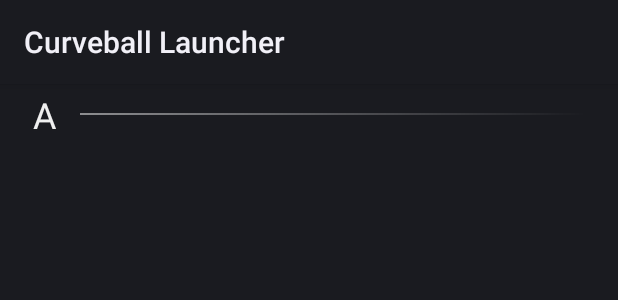
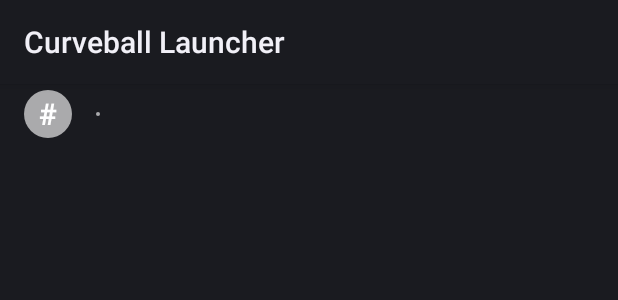
Before and after one commit to maclyn/curveball-launcher, an Android app: the layout letter_header_row.xml on its own in the app's theme, with its tools: preview values and no code run, on a phone screen of 412 x 824 dp. Shown: the top 300 px of the screen. Run offline under Robolectric (Android 15) with nearby library versions, the phone set to English and light mode, and no system bars.

Commit message:
Partially complete reworked header view

```diff
--- /dev/null
+++ b/app/src/main/java/com/inipage/homelylauncher/drawer/AppHeaderView.kt
@@ -0,0 +1,171 @@
+package com.inipage.homelylauncher.drawer
+
+import android.content.Context
+import android.graphics.*
+import android.graphics.drawable.Drawable
+import android.os.Build
+import android.text.TextPaint
+import android.util.AttributeSet
+import android.view.View
+import androidx.core.graphics.BlendModeCompat
+import androidx.core.graphics.setBlendMode
+import com.inipage.homelylauncher.R
+import java.util.*
+import kotlin.properties.Delegates
+
+/**
+ * Renders an app letter header (a circle with a letter inside, and some dots representing the
+ * count of apps below).
+ */
+class AppHeaderView : View {
+
+    private val XFERMODE_CLEAR = PorterDuffXfermode(PorterDuff.Mode.CLEAR)
+    private val TEXT_BOUNDS_TMP = Rect()
+
+    private var _circleColor: Int = Color.WHITE
+    private var _letterCircleRaidus: Int = 16
+    private var _appIconRadius: Int = 24
+    private var _dotCircleRadius: Int = 8
+    private var _headerChar: String = FastScrollable.NUMERIC.toString()
+    private var _headerCount: Int = 1
+
+    var circleColor: Int
+        get() = _circleColor
+        set(value) {
+            _circleColor = value
+            invalidate()
+        }
+
+    var letterCircleRadius: Int
+        get() = _letterCircleRaidus
+        set(value) {
+            _letterCircleRaidus = value
+            invalidate()
+        }
+
+    var appIconRadius: Int
+        get() = _appIconRadius
+        set(value) {
+            _appIconRadius = value
+            invalidate()
+        }
+
+    var dotCircleRadius: Int
+        get() = _dotCircleRadius
+        set(value) {
+            _dotCircleRadius = value
+            invalidate()
+        }
+
+    var headerChar: String
+        get() = _headerChar
+        set(value) {
+            _headerChar = value.uppercase(Locale.getDefault())
+            invalidate()
+        }
+
+    var headerCount: Int
+        get() = _headerCount
+        set(value) {
+            _headerCount = value
+            invalidate()
+        }
+
+    var horizontalPadding by Delegates.notNull<Int>()
+    lateinit var paint: Paint
+
+    constructor(context: Context) : super(context) {
+        init(null, 0)
+    }
+
+    constructor(context: Context, attrs: AttributeSet) : super(context, attrs) {
+        init(attrs, 0)
+    }
+
+    constructor(context: Context, attrs: AttributeSet, defStyle: Int) : super(
+        context,
+        attrs,
+        defStyle
+    ) {
+        init(attrs, defStyle)
+    }
+
+    private fun init(attrs: AttributeSet?, defStyle: Int) {
+        val a = context.obtainStyledAttributes(
+            attrs, R.styleable.AppHeaderView, defStyle, 0
+        )
+
+        _circleColor = a.getColor(
+            R.styleable.AppHeaderView_circleColor,
+            circleColor
+        )
+        // Use getDimensionPixelSize or getDimensionPixelOffset when dealing with
+        // values that should fall on pixel boundaries.
+        _dotCircleRadius = a.getDimensionPixelOffset(
+            R.styleable.AppHeaderView_dotCircleRadius,
+            dotCircleRadius
+        )
+
+        _letterCircleRaidus = a.getDimensionPixelOffset(
+            R.styleable.AppHeaderView_letterCircleRadius,
+            letterCircleRadius
+        )
+
+        _appIconRadius = a.getDimensionPixelOffset(
+            R.styleable.AppHeaderView_appIconRadius,
+            appIconRadius
+        )
+
+        a.recycle()
+
+        horizontalPadding = context.resources.getDimensionPixelOffset(R.dimen.app_row_horizontal_padding)
+
+        paint = Paint().apply {
+            isAntiAlias = true
+            color = circleColor
+            textAlign = Paint.Align.CENTER
+            textSize = (letterCircleRadius * 1.25).toFloat()
+            typeface = Typeface.DEFAULT_BOLD
+        }
+    }
+
+    override fun onMeasure(widthMeasureSpec: Int, heightMeasureSpec: Int) {
+        setMeasuredDimension(MeasureSpec.getSize(widthMeasureSpec), letterCircleRadius * 2)
+    }
+
+    override fun onDraw(canvas: Canvas) {
+        super.onDraw(canvas)
+        // Should be roughly -- [8dp][letter][8dp][dots...]
+        val bigCirclePadding = appIconRadius - letterCircleRadius
+        var horizontalOffset = horizontalPadding + bigCirclePadding
+
+        // Draw the big circle
+        canvas.drawCircle(
+            (horizontalOffset + letterCircleRadius).toFloat(),
+            letterCircleRadius.toFloat(),
+            letterCircleRadius.toFloat(),
+            paint)
+
+        // Draw the text
+        paint.getTextBounds(headerChar, 0, headerChar.length, TEXT_BOUNDS_TMP)
+        paint.color = Color.WHITE
+        canvas.drawText(
+            headerChar,
+            (horizontalOffset + letterCircleRadius).toFloat(),
+            height / 2F + TEXT_BOUNDS_TMP.height() / 2F - TEXT_BOUNDS_TMP.bottom,
+            paint)
+        paint.color = circleColor
+        horizontalOffset += bigCirclePadding
+
+        // Draw each dot centered
+        horizontalOffset += (letterCircleRadius * 2) + this.horizontalPadding
+        for (i in 0 until headerCount) {
+            canvas.drawCircle(
+                (horizontalOffset + dotCircleRadius).toFloat(),
+                (height / 2).toFloat(),
+                dotCircleRadius.toFloat(),
+                paint)
+            horizontalOffset += (dotCircleRadius * 2) + horizontalPadding
+        }
+    }
+}
--- a/app/src/main/res/layout/application_icon_row.xml
+++ b/app/src/main/res/layout/application_icon_row.xml
@@ -10,7 +10,7 @@
 
     <com.inipage.homelylauncher.drawer.BitmapView
         android:id="@+id/app_icon_image"
-        android:layout_marginStart="8dp"
+        android:layout_marginStart="@dimen/app_row_horizontal_padding"
         android:layout_width="48dp"
         android:layout_height="48dp" />
 
@@ -21,7 +21,7 @@
         android:ellipsize="end"
         android:gravity="center"
         android:maxLines="1"
-        android:layout_marginHorizontal="8dp"
+        android:layout_marginHorizontal="@dimen/app_row_horizontal_padding"
         android:text="@string/sample_text"
         android:textColor="@color/primary_text_color"
         android:textSize="16sp" />
--- a/app/src/main/res/layout/letter_header_row.xml
+++ b/app/src/main/res/layout/letter_header_row.xml
@@ -1,28 +1,18 @@
 <?xml version="1.0" encoding="utf-8"?>
-<LinearLayout
-    xmlns:android="http://schemas.android.com/apk/res/android"
+<LinearLayout xmlns:android="http://schemas.android.com/apk/res/android"
     android:layout_width="match_parent"
     android:layout_height="wrap_content"
+    xmlns:app="http://schemas.android.com/apk/res-auto"
     android:gravity="center_vertical"
     android:orientation="horizontal"
-    android:paddingHorizontal="22dp"
     android:paddingVertical="4dp">
 
-    <!-- TODO: Make this a cooler custom View, ala WP -->
-    <TextView
-        android:id="@+id/letter_header_text"
-        android:layout_width="wrap_content"
+    <com.inipage.homelylauncher.drawer.AppHeaderView
+        android:id="@+id/app_header_view"
+        android:layout_width="match_parent"
         android:layout_height="wrap_content"
-        android:ellipsize="end"
-        android:gravity="start"
-        android:maxLines="1"
-        android:text="A"
-        android:textColor="@color/primary_text_color"
-        android:textSize="24sp" />
-
-    <View
-        android:background="@drawable/apps_letter_header_line"
-        android:layout_marginStart="16dp"
-        android:layout_width="match_parent"
-        android:layout_height="1.5dp" />
+        app:letterCircleRadius="16dp"
+        app:appIconRadius="24dp"
+        app:dotCircleRadius="1.5dp"
+        app:circleColor="@color/app_row_letter_color" />
 </LinearLayout>
--- /dev/null
+++ b/app/src/main/res/values-night/styles.xml
@@ -0,0 +1,4 @@
+<resources>
+
+    <!-- TODO: Fill this with the appropriate dark mode colors -->
+</resources>
--- a/app/src/main/res/values/colors.xml
+++ b/app/src/main/res/values/colors.xml
@@ -35,4 +35,9 @@
     <color name="dock_item_call_color">#2E7D32</color>
     <color name="primary_text_color_shadow">#66000000</color>
     <color name="translucent_white">#80ffffff</color>
+    <color name="light_blue_400">#FF29B6F6</color>
+    <color name="light_blue_600">#FF039BE5</color>
+    <color name="gray_400">#FFBDBDBD</color>
+    <color name="gray_600">#FF757575</color>
+    <color name="app_row_letter_color">#a0ffffff</color>
 </resources>
--- a/app/src/main/res/values/dimens.xml
+++ b/app/src/main/res/values/dimens.xml
@@ -52,4 +52,5 @@
     <dimen name="pocket_drop_view_internal_padding">4dp</dimen>
     <dimen name="min_dot_start_velocity_dp_s">140dp</dimen>
     <dimen name="actuation_distance">120dp</dimen>
+    <dimen name="app_row_horizontal_padding">8dp</dimen>
 </resources>
--- a/build.gradle
+++ b/build.gradle
@@ -6,6 +6,7 @@ buildscript {
     }
     dependencies {
         classpath 'com.android.tools.build:gradle:4.2.2'
+        classpath 'org.jetbrains.kotlin:kotlin-gradle-plugin:1.5.21'
     }
 }
 
```
Also changed, not shown: app/src/main/java/com/inipage/homelylauncher/drawer/ApplicationIconAdapter.java (+35 -5 lines), app/src/main/res/layout/app_drawer_view.xml (+4 -3 lines), app/src/main/res/values/attrs_app_header_view.xml (added, +8 -0 lines), app/src/main/res/values/styles.xml (+3 -5 lines).
